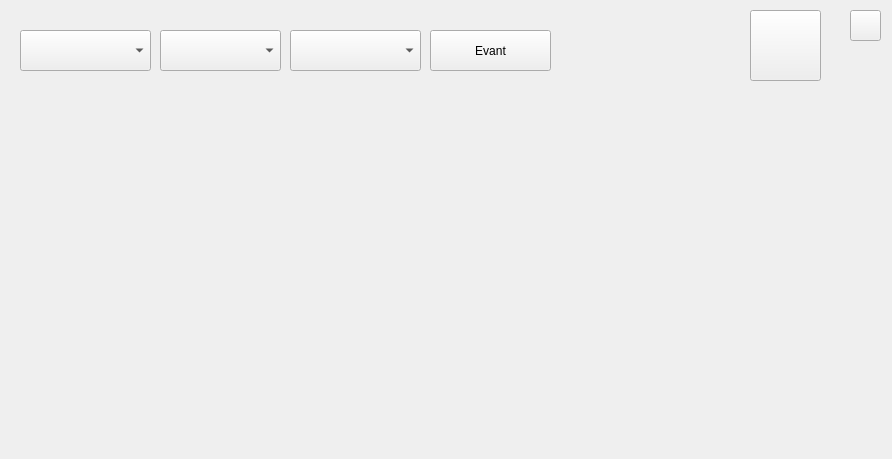
Qt form Group4/hea.ui (Assignment-C/UI-APP) before a commit.
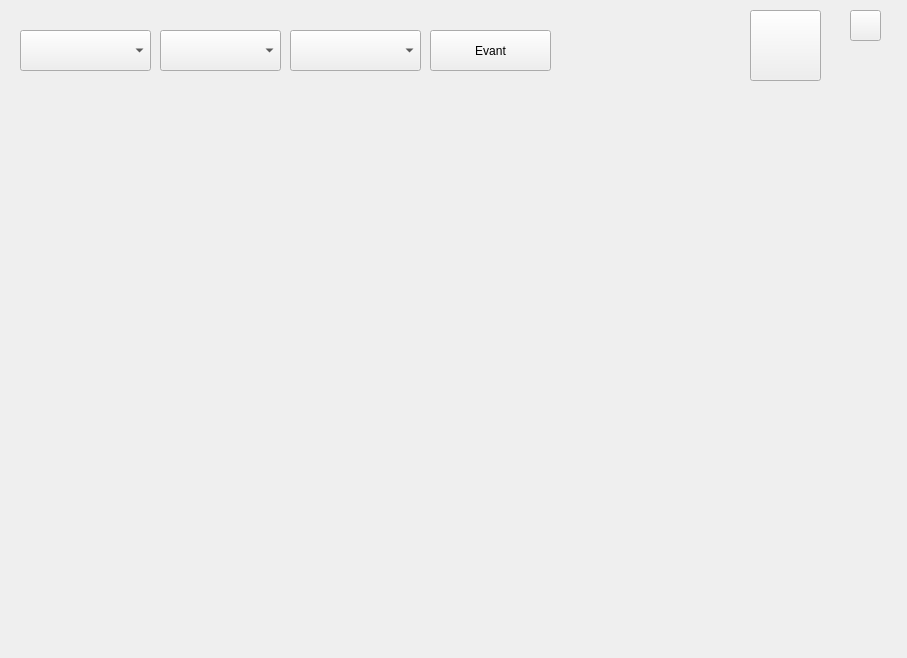
The same form after that commit. Icons and pictures are not drawn.

The edit to the form file:
```diff
--- a/Group4/hea.ui
+++ b/Group4/hea.ui
@@ -6,8 +6,8 @@
    <rect>
     <x>0</x>
     <y>0</y>
-    <width>892</width>
-    <height>459</height>
+    <width>907</width>
+    <height>658</height>
    </rect>
   </property>
   <property name="windowTitle">
```
